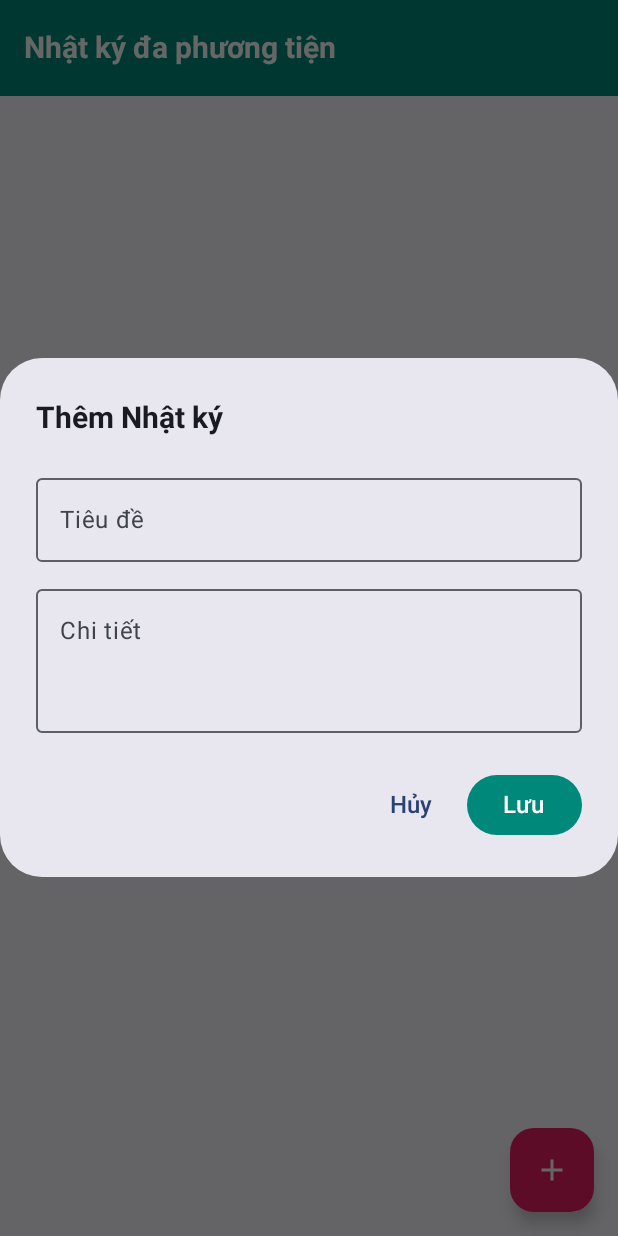
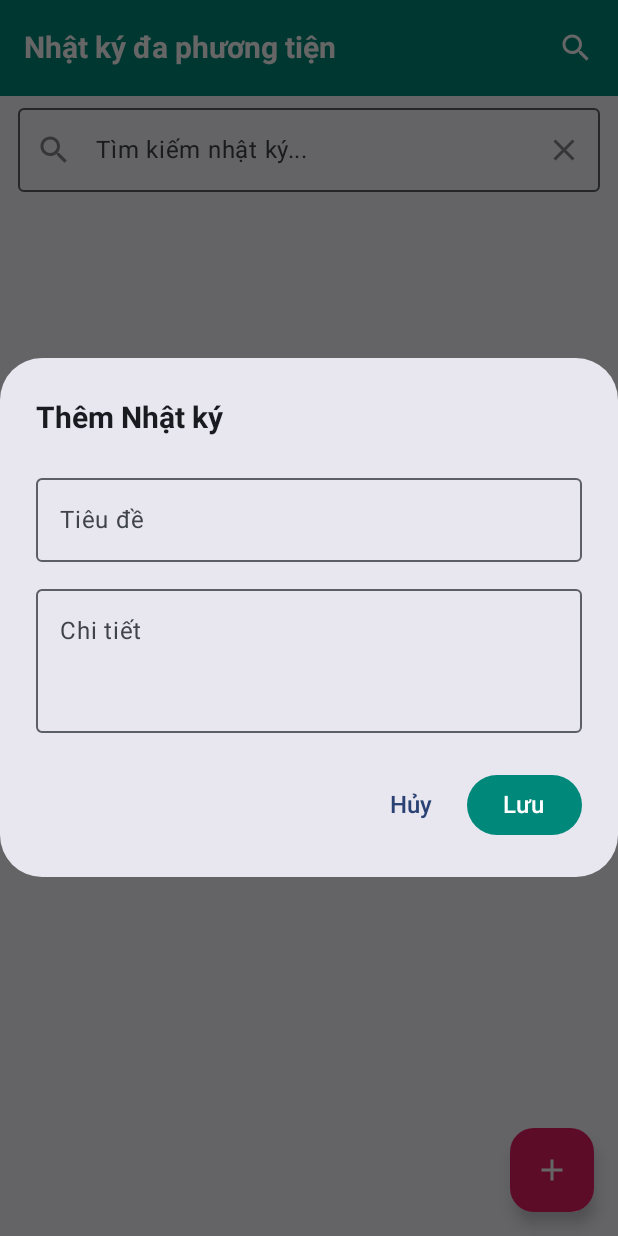
Before and after one commit to quockhanh23/DiaryApp, an Android app built with Jetpack Compose: the screen it shows after launch (MainActivity), after a tap on "Thêm mới", on a phone screen of 412 x 824 dp. Run offline under Robolectric (Android 15) with nearby library versions, the phone set to English and light mode, and no system bars; 1 other tap on this screen came first.

Commit message:
add search

```diff
--- a/app/src/main/java/com/example/diaryapp/MainActivity.kt
+++ b/app/src/main/java/com/example/diaryapp/MainActivity.kt
@@ -7,6 +7,9 @@ import android.widget.Toast
 import androidx.activity.ComponentActivity
 import androidx.activity.compose.setContent
 import androidx.activity.enableEdgeToEdge
+import androidx.compose.animation.AnimatedVisibility
+import androidx.compose.animation.expandVertically
+import androidx.compose.animation.shrinkVertically
 import androidx.compose.foundation.ExperimentalFoundationApi
 import androidx.compose.foundation.combinedClickable
 import androidx.compose.foundation.layout.*
@@ -15,7 +18,9 @@ import androidx.compose.foundation.lazy.items
 import androidx.compose.material.icons.Icons
 import androidx.compose.material.icons.automirrored.filled.ArrowBack
 import androidx.compose.material.icons.filled.Add
+import androidx.compose.material.icons.filled.Clear
 import androidx.compose.material.icons.filled.Delete
+import androidx.compose.material.icons.filled.Search
 import androidx.compose.material.icons.filled.Share
 import androidx.compose.material3.*
 import androidx.compose.runtime.*
@@ -33,7 +38,6 @@ import java.text.SimpleDateFormat
 import java.util.Date
 import java.util.Locale
 
-// Data Class mô tả thông tin Nhật ký
 data class DiaryItem(
     val id: Int,
     val title: String,
@@ -62,12 +66,15 @@ fun DiaryAppScreen() {
     var diaryList by remember { mutableStateOf(listOf<DiaryItem>()) }
     val selectedIds = remember { mutableStateListOf<Int>() }
 
+    var isSearchVisible by remember { mutableStateOf(false) } // Trạng thái ẩn/hiện tìm kiếm
+    var searchQuery by remember { mutableStateOf("") }
+
     var showDialog by remember { mutableStateOf(false) }
-    var showDeleteDialog by remember { mutableStateOf(false) } // Biến quản lý hộp thoại xác nhận xóa
+    var showDeleteDialog by remember { mutableStateOf(false) }
     var editingDiary by remember { mutableStateOf<DiaryItem?>(null) }
 
-    // Hàm load lại dữ liệu từ SQLite Database
     fun loadDiaries() {
+        diaryList = if (searchQuery.isBlank()) {
             val list = mutableListOf<DiaryItem>()
             val db = dbHelper.readableDatabase
             val cursor = db.rawQuery("SELECT * FROM diaries ORDER BY id DESC", null)
@@ -82,10 +89,13 @@ fun DiaryAppScreen() {
             }
             cursor.close()
             db.close()
-        diaryList = list
+            list
+        } else {
+            dbHelper.searchDiaries(searchQuery)
+        }
     }
 
-    LaunchedEffect(Unit) {
+    LaunchedEffect(searchQuery) {
         loadDiaries()
     }
 
@@ -109,7 +119,6 @@ fun DiaryAppScreen() {
                         )
                     }
                 },
-                // Nút mũi tên Hủy chọn (Cancel Selection)
                 navigationIcon = {
                     if (selectedIds.isNotEmpty()) {
                         IconButton(onClick = { selectedIds.clear() }) {
@@ -123,11 +132,18 @@ fun DiaryAppScreen() {
                 },
                 actions = {
                     if (selectedIds.isNotEmpty()) {
-                        // Nút Xóa các mục đã chọn - Mở dialog xác nhận
                         IconButton(onClick = { showDeleteDialog = true }) {
+                            Icon(Icons.Default.Delete, contentDescription = "Xóa", tint = Color.White)
+                        }
+                    } else {
+                        // Nút bật/tắt ô tìm kiếm
+                        IconButton(onClick = {
+                            isSearchVisible = !isSearchVisible
+                            if (!isSearchVisible) searchQuery = "" // Reset tìm kiếm khi ẩn
+                        }) {
                             Icon(
-                                Icons.Default.Delete,
-                                contentDescription = "Xóa",
+                                imageVector = Icons.Default.Search,
+                                contentDescription = "Tìm kiếm",
                                 tint = Color.White
                             )
                         }
@@ -149,15 +165,57 @@ fun DiaryAppScreen() {
             }
         }
     ) { innerPadding ->
-        Box(modifier = Modifier.padding(innerPadding)) {
+        Column(
+            modifier = Modifier
+                .padding(innerPadding)
+                .fillMaxSize()
+        ) {
+            // Thanh Tìm kiếm với hiệu ứng xuất hiện / biến mất mượt mà
+            AnimatedVisibility(
+                visible = isSearchVisible,
+                enter = expandVertically(),
+                exit = shrinkVertically()
+            ) {
+                OutlinedTextField(
+                    value = searchQuery,
+                    onValueChange = { searchQuery = it },
+                    modifier = Modifier
+                        .fillMaxWidth()
+                        .padding(horizontal = 12.dp, vertical = 8.dp),
+                    placeholder = { Text("Tìm kiếm nhật ký...", fontSize = 16.sp) },
+                    leadingIcon = {
+                        Icon(Icons.Default.Search, contentDescription = "Tìm kiếm", tint = Color.Gray)
+                    },
+                    trailingIcon = {
+                        IconButton(onClick = {
+                            if (searchQuery.isNotEmpty()) {
+                                searchQuery = ""
+                            } else {
+                                isSearchVisible = false
+                            }
+                        }) {
+                            Icon(Icons.Default.Clear, contentDescription = "Đóng", tint = Color.Gray)
+                        }
+                    },
+                    singleLine = true,
+                    textStyle = TextStyle(fontSize = 16.sp)
+                )
+            }
+
+            // Danh sách nhật ký
+            Box(modifier = Modifier.weight(1f)) {
                 if (diaryList.isEmpty()) {
                     Box(modifier = Modifier.fillMaxSize(), contentAlignment = Alignment.Center) {
-                    Text("Chưa có nhật ký nào", color = Color.Gray, fontSize = 18.sp)
+                        Text(
+                            text = if (searchQuery.isEmpty()) "Chưa có nhật ký nào" else "Không tìm thấy kết quả phù hợp",
+                            color = Color.Gray,
+                            fontSize = 18.sp
+                        )
                     }
                 } else {
                     LazyColumn(
                         modifier = Modifier.fillMaxSize(),
-                    contentPadding = PaddingValues(vertical = 8.dp)
+                        contentPadding = PaddingValues(vertical = 4.dp)
                     ) {
                         items(diaryList, key = { it.id }) { diary ->
                             DiaryCard(
@@ -183,15 +241,14 @@ fun DiaryAppScreen() {
                     }
                 }
             }
+        }
 
-        // Hộp thoại Thêm/Sửa Nhật ký
         if (showDialog) {
             DiaryDialog(
                 diary = editingDiary,
                 onDismiss = { showDialog = false },
                 onSave = { title, content ->
-                    val currentTime =
-                        SimpleDateFormat("dd/MM/yyyy HH:mm:ss", Locale.getDefault()).format(Date())
+                    val currentTime = SimpleDateFormat("dd/MM/yyyy HH:mm:ss", Locale.getDefault()).format(Date())
                     if (editingDiary == null) {
                         dbHelper.insertDiary(title, content, currentTime)
                     } else {
@@ -203,7 +260,6 @@ fun DiaryAppScreen() {
             )
         }
 
-        // Hộp thoại Xác nhận Xóa
         if (showDeleteDialog) {
             AlertDialog(
                 onDismissRequest = { showDeleteDialog = false },
@@ -274,7 +330,6 @@ fun DiaryCard(
             verticalAlignment = Alignment.CenterVertically
         ) {
             Column(modifier = Modifier.weight(1f)) {
-                // Tiêu đề
                 Text(
                     text = diary.title,
                     fontWeight = FontWeight.Bold,
@@ -282,7 +337,6 @@ fun DiaryCard(
                     color = Color(0xFF212121)
                 )
 
-                // Nội dung chi tiết
                 if (diary.content.isNotBlank()) {
                     Spacer(modifier = Modifier.height(6.dp))
                     Text(
@@ -294,7 +348,6 @@ fun DiaryCard(
                     )
                 }
 
-                // Thời gian
                 Spacer(modifier = Modifier.height(8.dp))
                 Text(
                     text = diary.dateTime,
@@ -303,7 +356,6 @@ fun DiaryCard(
                 )
             }
 
-            // Nút Chia sẻ
             IconButton(onClick = onShareClick) {
                 Icon(
                     imageVector = Icons.Default.Share,
@@ -374,7 +426,6 @@ fun DiaryDialog(
     )
 }
 
-// Chức năng chia sẻ sang MXH
 fun shareDiary(context: Context, diary: DiaryItem) {
     val sendIntent = Intent().apply {
         action = Intent.ACTION_SEND
```
Lines whose indentation alone changed are shown as unchanged.
